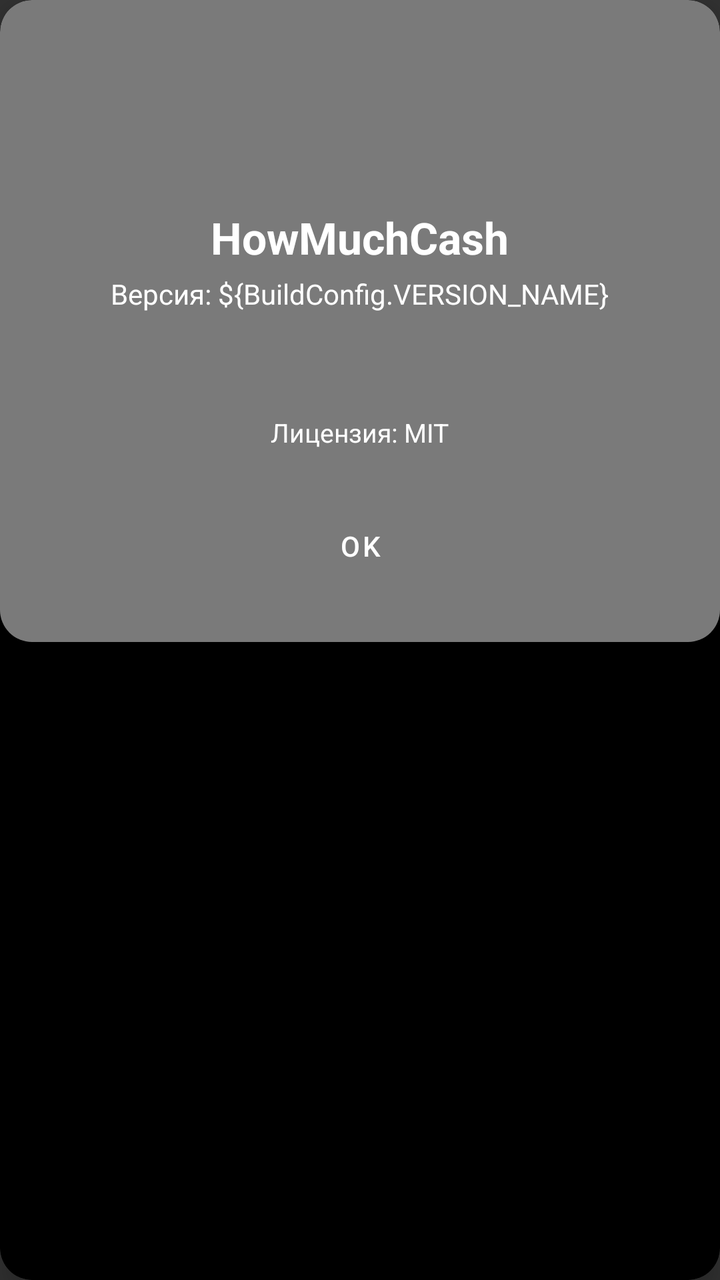
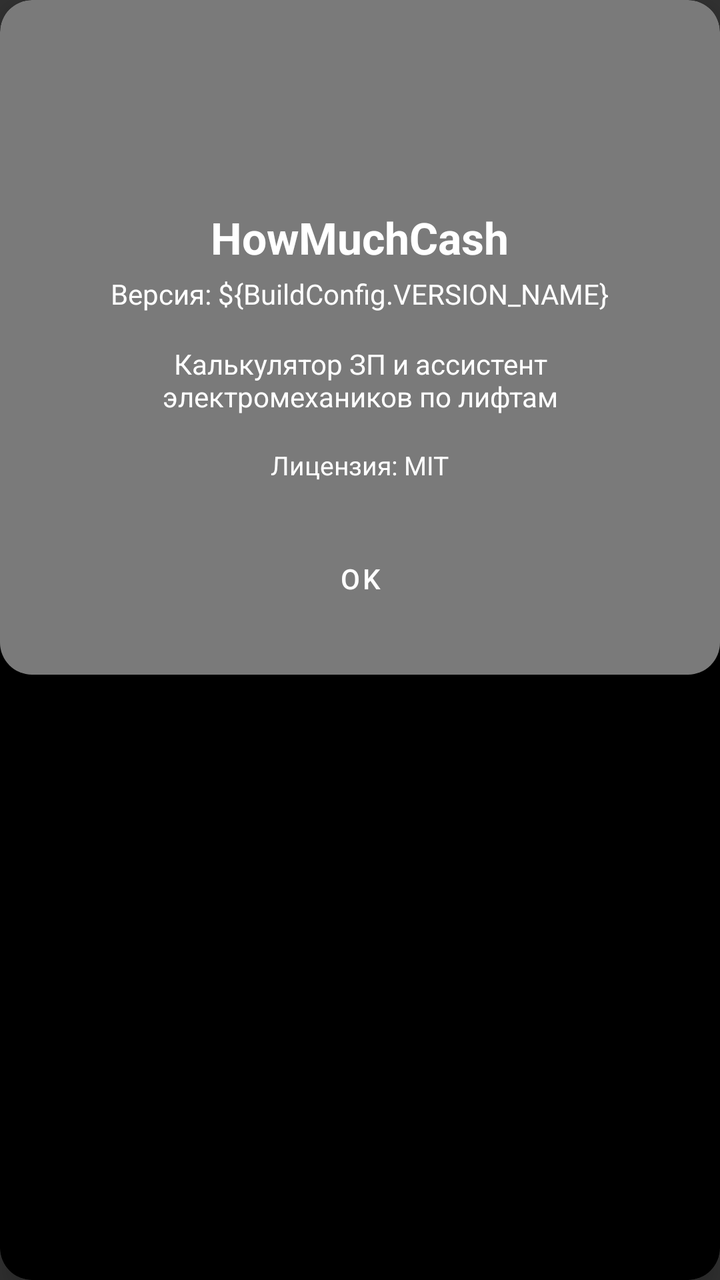

Screens rendered from an Android XML layout before and after an edit, with the pre-edit source and the edit as a unified diff.
<!-- AndroidManifest.xml: application theme Theme.HowMuchCash -->
<!-- res/layout/dialog_about.xml -->
<?xml version="1.0" encoding="utf-8"?>
<androidx.cardview.widget.CardView xmlns:android="http://schemas.android.com/apk/res/android"
    xmlns:app="http://schemas.android.com/apk/res-auto"
    android:layout_width="match_parent"
    android:layout_height="wrap_content"
    android:layout_margin="24dp"
    app:cardCornerRadius="16dp"
    app:cardElevation="8dp"
    app:cardBackgroundColor="@android:color/black">

    <LinearLayout
        android:layout_width="match_parent"
        android:layout_height="wrap_content"
        android:orientation="vertical"
        android:padding="24dp"
        android:background="@drawable/background_dialog_rounded">

        <ImageView
            android:layout_width="64dp"
            android:layout_height="64dp"
            android:layout_gravity="center_horizontal"
            android:src="@mipmap/ic_launcher_round"
            android:contentDescription="Логотип приложения" />

        <TextView
            android:layout_width="wrap_content"
            android:layout_height="wrap_content"
            android:layout_gravity="center_horizontal"
            android:text="HowMuchCash"
            android:textColor="@android:color/white"
            android:textSize="22sp"
            android:textStyle="bold"
            android:layout_marginTop="16dp" />

        <TextView
            android:layout_width="wrap_content"
            android:layout_height="wrap_content"
            android:layout_gravity="center_horizontal"
            android:id="@+id/text_version"
            android:text='Версия: ${BuildConfig.VERSION_NAME}'
            android:textColor="@android:color/white"
            android:textSize="14sp"
            android:layout_marginTop="4dp" />

        <TextView
            android:layout_width="wrap_content"
            android:layout_height="wrap_content"
            android:layout_gravity="center_horizontal"
            android:text=""
            android:textColor="@color/white"
            android:textSize="14sp"
            android:gravity="center"
            android:layout_marginTop="16dp"
            android:layout_marginHorizontal="16dp" />

        <TextView
            android:layout_width="wrap_content"
            android:layout_height="wrap_content"
            android:layout_gravity="center_horizontal"
            android:text="Лицензия: MIT"
            android:textColor="@color/white"
            android:textSize="13sp"
            android:layout_marginTop="16dp" />

        <Button
            android:id="@+id/btnOk"
            android:layout_width="wrap_content"
            android:layout_height="wrap_content"
            android:layout_gravity="center_horizontal"
            android:layout_marginTop="24dp"
            android:paddingHorizontal="24dp"
            android:text="OK"
            android:textColor="@android:color/white"
            android:backgroundTint="@color/colorPrimary"
            style="@style/Widget.MaterialComponents.Button.TextButton" />

    </LinearLayout>
</androidx.cardview.widget.CardView>
<!-- resources referenced by this layout -->
<resources>
  <color name="colorPrimary">#e3dd16</color>
  <color name="white">#FFFFFFFF</color>
  <!-- drawable background_dialog_rounded (drawable) -->
  <?xml version="1.0" encoding="utf-8"?>
  <shape xmlns:android="http://schemas.android.com/apk/res/android">
      <solid android:color="@color/colorSurface" />
      <corners android:radius="16dp" />
  </shape>
  <!-- mipmap ic_launcher_round (mipmap-anydpi-v26) -->
  <?xml version="1.0" encoding="utf-8"?>
  <adaptive-icon xmlns:android="http://schemas.android.com/apk/res/android">
      <background android:drawable="@drawable/ic_launcher_background2" />
  
      <monochrome android:drawable="@drawable/ic_launcher_foreground1" />
  </adaptive-icon>
  <style name="Theme.HowMuchCash" parent="Theme.MaterialComponents.DayNight.NoActionBar">
          
          <item name="colorPrimary">@color/colorPrimary</item>              
          <item name="colorPrimaryVariant">@color/accentBackground</item>   
          <item name="colorSecondary">@color/colorPrimary</item>            
          <item name="colorSecondaryVariant">@color/mainBackground</item>   
  
          
          <item name="colorOnPrimary">@android:color/black</item>           
          <item name="colorOnSecondary">@android:color/white</item>         
          <item name="android:textColorPrimary">@color/white</item>
          <item name="android:textColor">@color/white</item>
          
          <item name="android:windowBackground">@color/mainBackground</item> 
  
          <item name="colorControlActivated">@color/colorPrimary</item>
          <item name="colorAccent">@color/colorPrimary</item>
  
          
          <item name="android:statusBarColor">@color/accentBackground</item> 
          <item name="android:windowLightStatusBar">false</item>             
  
          
          <item name="android:navigationBarColor">@color/accentBackground</item> 
      </style>
  <color name="colorSurface">#7a7a7a</color>
  <!-- drawable ic_launcher_background2: png bitmap (drawable, 244692 bytes) -->
  <!-- drawable ic_launcher_foreground1: png bitmap (drawable, 244692 bytes) -->
  <color name="accentBackground">#212121</color>
  <color name="mainBackground">#323232</color>
</resources>

<!-- the commit's change to res/layout/dialog_about.xml (unified diff, before → after) -->
@@ -46,7 +46,7 @@
             android:layout_width="wrap_content"
             android:layout_height="wrap_content"
             android:layout_gravity="center_horizontal"
-            android:text=""
+            android:text="@string/about_text"
             android:textColor="@color/white"
             android:textSize="14sp"
             android:gravity="center"
<!-- resource entries referenced after the edit -->
@@ -15,6 +15,7 @@
   
       <monochrome android:drawable="@drawable/ic_launcher_foreground1" />
   </adaptive-icon>
+  <string name="about_text">Калькулятор ЗП и ассистент электромехаников по лифтам</string>
   <style name="Theme.HowMuchCash" parent="Theme.MaterialComponents.DayNight.NoActionBar">
           
           <item name="colorPrimary">@color/colorPrimary</item>              
